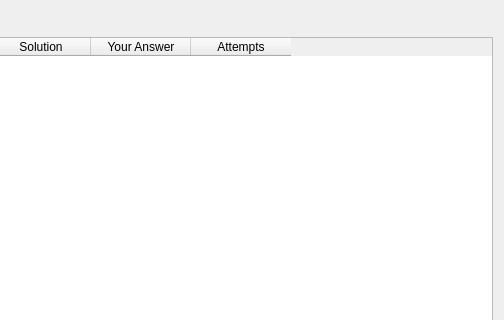
This is src/practice/practicesummarywidget.ui in KDE/parley as Qt 5 draws it before an edit; both pictures show x 121 to 625 and y 0 to 320 of the 625 by 565 pixel window. The edited form follows.
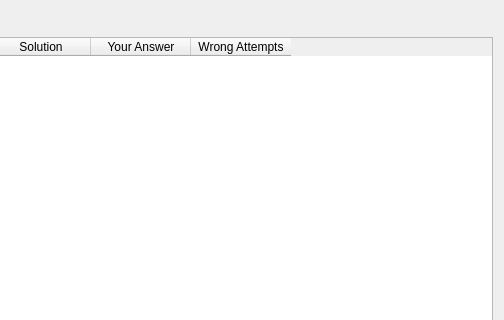
This is the edited form. Custom widgets are drawn as their Qt base class.

Commit message: make the statistics table a bit more self-explanatory

Diff of the .ui file:
```diff
--- a/src/practice/practicesummarywidget.ui
+++ b/src/practice/practicesummarywidget.ui
@@ -40,7 +40,7 @@
      </column>
      <column>
       <property name="text">
-       <string>Attempts</string>
+       <string>Wrong Attempts</string>
       </property>
      </column>
     </widget>
```
The commit also changes 1 other file.
